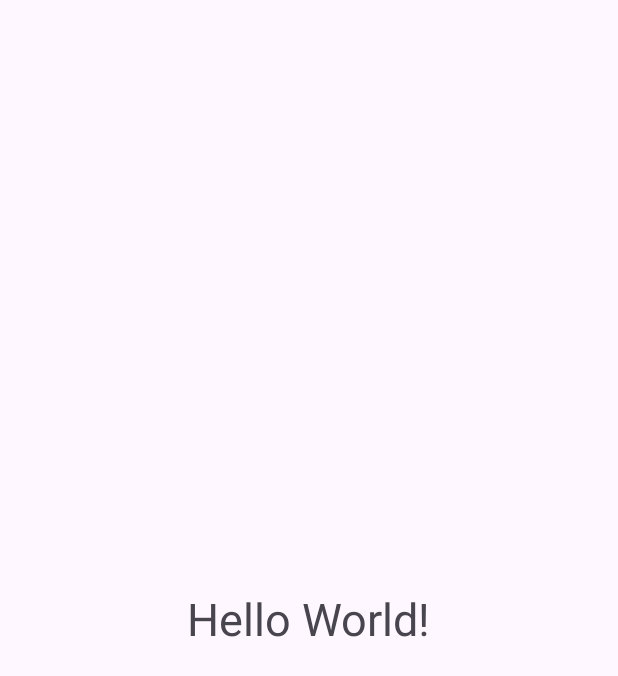
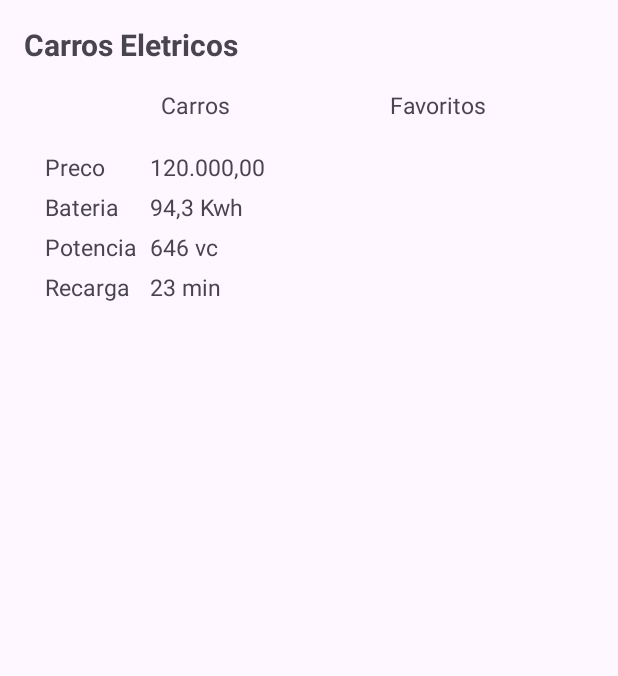
Before and after one commit to donumiad/DesafiosDIO, an Android app: the screen it shows after launch (MainActivity), on a phone screen of 412 x 824 dp. Shown: the top 676 px of the screen. Run offline under Robolectric (Android 15) with nearby library versions, the phone set to English and light mode, and no system bars.

Commit message:
inicio da criacao do app desafio DIO

```diff
--- a/EletricCars/app/src/main/res/layout/activity_main.xml
+++ b/EletricCars/app/src/main/res/layout/activity_main.xml
@@ -8,13 +8,134 @@
     tools:context=".MainActivity">
 
     <TextView
+        android:id="@+id/tv_titulo"
         android:layout_width="wrap_content"
         android:layout_height="wrap_content"
-        android:text="Hello World!"
-        android:textSize="30sp"
-        app:layout_constraintBottom_toBottomOf="parent"
-        app:layout_constraintEnd_toEndOf="parent"
+        android:layout_margin="16dp"
+        android:text="@string/carros_eletricos"
+        android:textSize="20sp"
+        android:textStyle="bold"
         app:layout_constraintStart_toStartOf="parent"
         app:layout_constraintTop_toTopOf="parent" />
 
+    <TextView
+        android:id="@+id/tv_carros"
+        android:layout_width="wrap_content"
+        android:layout_height="wrap_content"
+        android:layout_marginTop="16dp"
+        android:layout_marginStart="20dp"
+        android:text="@string/tv_carros"
+        android:textSize="15sp"
+        app:layout_constraintEnd_toStartOf="@+id/tv_favoritos"
+        app:layout_constraintStart_toStartOf="parent"
+        app:layout_constraintTop_toBottomOf="@+id/tv_titulo" />
+
+    <TextView
+        android:id="@+id/tv_favoritos"
+        android:layout_width="wrap_content"
+        android:layout_height="wrap_content"
+        android:layout_marginStart="20dp"
+        android:layout_marginTop="16dp"
+        android:text="@string/tv_favoritos"
+        android:textSize="15sp"
+        app:layout_constraintEnd_toEndOf="parent"
+        app:layout_constraintStart_toEndOf="@+id/tv_carros"
+        app:layout_constraintTop_toBottomOf="@+id/tv_titulo" />
+
+    <ImageView
+        android:id="@+id/iv_imageView"
+        android:layout_width="wrap_content"
+        android:layout_height="wrap_content"
+        android:layout_marginTop="10dp"
+        app:layout_constraintStart_toStartOf="parent"
+        app:layout_constraintEnd_toEndOf="parent"
+        app:layout_constraintTop_toBottomOf="@+id/tv_carros"
+        tools:srcCompat="@tools:sample/avatars" />
+
+    <TextView
+        android:id="@+id/tv_preco"
+        android:layout_width="70dp"
+        android:layout_height="wrap_content"
+        android:layout_marginStart="30dp"
+        android:layout_marginTop="10dp"
+        android:text="@string/tv_preco"
+        android:textSize="15sp"
+        app:layout_constraintStart_toStartOf="parent"
+        app:layout_constraintTop_toBottomOf="@+id/iv_imageView" />
+
+    <TextView
+        android:id="@+id/tv_precoValor"
+        android:layout_width="wrap_content"
+        android:layout_height="wrap_content"
+        android:layout_marginTop="10dp"
+        android:text="@string/tv_precoValor"
+        android:textSize="15sp"
+        app:layout_constraintStart_toEndOf="@+id/tv_preco"
+        app:layout_constraintTop_toBottomOf="@+id/iv_imageView" />
+
+    <TextView
+        android:id="@+id/tv_bateria"
+        android:layout_width="70dp"
+        android:layout_height="wrap_content"
+        android:layout_marginStart="30dp"
+        android:layout_marginTop="5dp"
+        android:text="@string/tv_bateria"
+        android:textSize="15sp"
+        app:layout_constraintStart_toStartOf="parent"
+        app:layout_constraintTop_toBottomOf="@+id/tv_preco" />
+
+    <TextView
+        android:id="@+id/tv_bateriaValor"
+        android:layout_width="wrap_content"
+        android:layout_height="wrap_content"
+        android:layout_marginTop="5dp"
+        android:text="@string/tv_bateriaValor"
+        android:textSize="15sp"
+        app:layout_constraintStart_toEndOf="@+id/tv_bateria"
+        app:layout_constraintTop_toBottomOf="@+id/tv_precoValor" />
+
+    <TextView
+        android:id="@+id/tv_potencia"
+        android:layout_width="70dp"
+        android:layout_height="wrap_content"
+        android:layout_marginStart="30dp"
+        android:layout_marginTop="5dp"
+        android:text="@string/tv_potencia"
+        android:textSize="15sp"
+        app:layout_constraintStart_toStartOf="parent"
+        app:layout_constraintTop_toBottomOf="@+id/tv_bateria" />
+
+    <TextView
+        android:id="@+id/tv_potenciaValor"
+        android:layout_width="wrap_content"
+        android:layout_height="wrap_content"
+        android:layout_marginTop="5dp"
+        android:text="@string/tv_potenciaValor"
+        android:textSize="15sp"
+        app:layout_constraintStart_toEndOf="@+id/tv_potencia"
+        app:layout_constraintTop_toBottomOf="@+id/tv_bateriaValor" />
+
+    <TextView
+        android:id="@+id/tv_recarga"
+        android:layout_width="70dp"
+        android:layout_height="wrap_content"
+        android:layout_marginStart="30dp"
+        android:layout_marginTop="5dp"
+        android:text="@string/tv_recarga"
+        android:textSize="15sp"
+        app:layout_constraintStart_toStartOf="parent"
+        app:layout_constraintTop_toBottomOf="@+id/tv_potencia" />
+
+    <TextView
+        android:id="@+id/tv_recargaValor"
+        android:layout_width="wrap_content"
+        android:layout_height="wrap_content"
+        android:layout_marginTop="5dp"
+        android:text="@string/tv_recargaValor"
+        android:textSize="15sp"
+        app:layout_constraintStart_toEndOf="@+id/tv_recarga"
+        app:layout_constraintTop_toBottomOf="@+id/tv_potenciaValor" />
+
+
+
 </androidx.constraintlayout.widget.ConstraintLayout>
--- a/EletricCars/app/src/main/res/values/strings.xml
+++ b/EletricCars/app/src/main/res/values/strings.xml
@@ -1,3 +1,14 @@
 <resources>
     <string name="app_name">Eletric Cars</string>
+    <string name="carros_eletricos">Carros Eletricos</string>
+    <string name="tv_carros">Carros</string>
+    <string name="tv_favoritos">Favoritos</string>
+    <string name="tv_preco">Preco</string>
+    <string name="tv_precoValor">120.000,00</string>
+    <string name="tv_bateria">Bateria</string>
+    <string name="tv_bateriaValor">94,3 Kwh</string>
+    <string name="tv_potencia">Potencia</string>
+    <string name="tv_potenciaValor">646 vc</string>
+    <string name="tv_recarga">Recarga</string>
+    <string name="tv_recargaValor">23 min</string>
 </resources>
```
